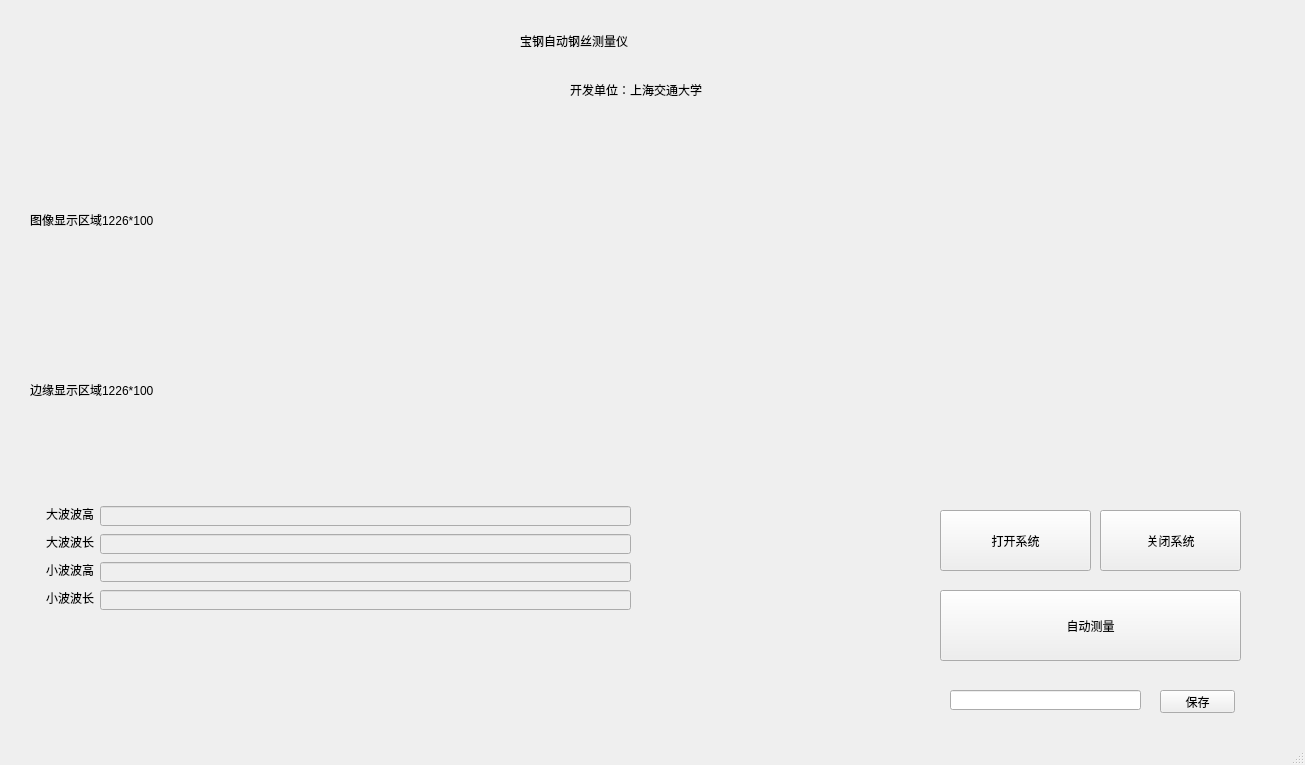
First picture: the form in res/validui.ui, repository onlytjt/SteelWaveMeasurement, before the edit.
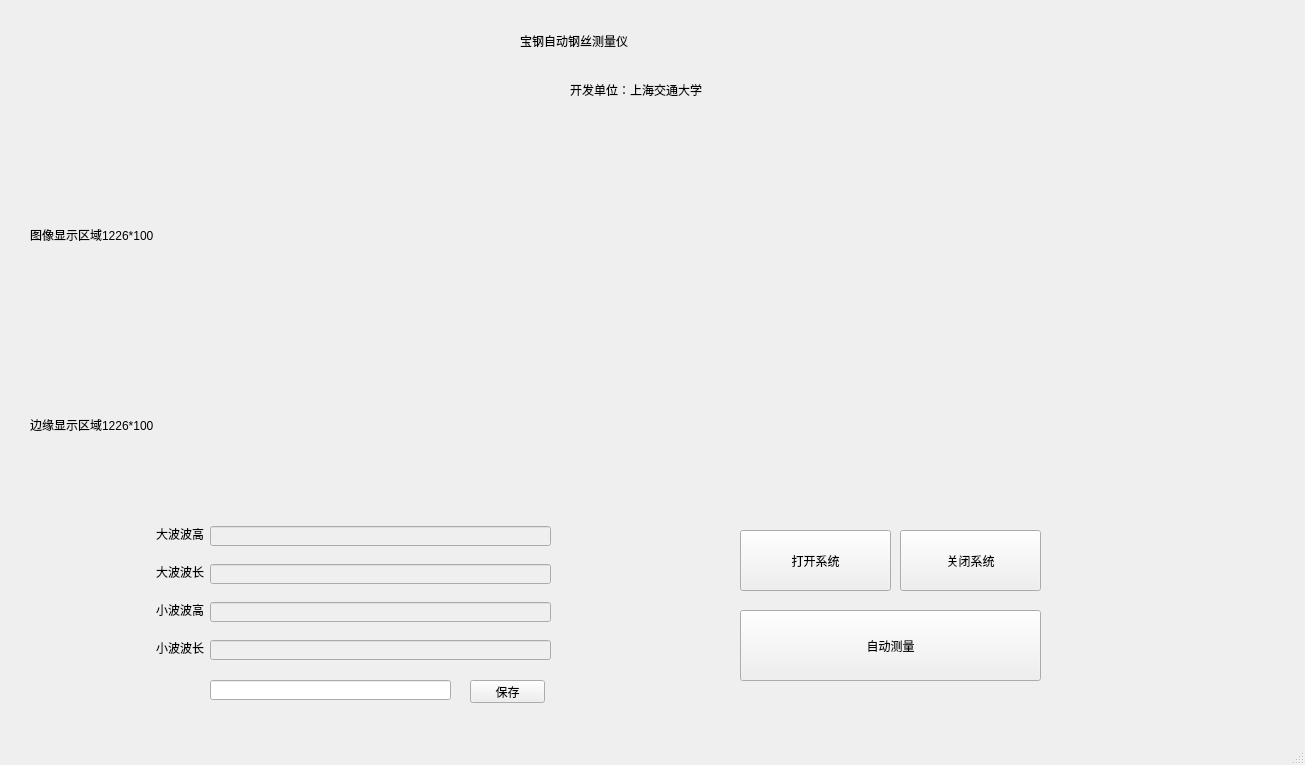
Second picture: the form after the edit.

The edit to the form file:
```diff
--- a/res/validui.ui
+++ b/res/validui.ui
@@ -44,9 +44,9 @@
     <property name="geometry">
      <rect>
       <x>30</x>
-      <y>170</y>
+      <y>160</y>
       <width>1226</width>
-      <height>100</height>
+      <height>150</height>
      </rect>
     </property>
     <property name="text">
@@ -56,8 +56,8 @@
    <widget class="QPushButton" name="btn_auto_test">
     <property name="geometry">
      <rect>
-      <x>940</x>
-      <y>590</y>
+      <x>740</x>
+      <y>610</y>
       <width>301</width>
       <height>71</height>
      </rect>
@@ -69,8 +69,8 @@
    <widget class="QLabel" name="label_4">
     <property name="geometry">
      <rect>
-      <x>46</x>
-      <y>506</y>
+      <x>156</x>
+      <y>526</y>
       <width>48</width>
       <height>16</height>
      </rect>
@@ -85,9 +85,9 @@
     </property>
     <property name="geometry">
      <rect>
-      <x>100</x>
-      <y>506</y>
-      <width>531</width>
+      <x>210</x>
+      <y>526</y>
+      <width>341</width>
       <height>20</height>
      </rect>
     </property>
@@ -95,8 +95,8 @@
    <widget class="QLabel" name="label_5">
     <property name="geometry">
      <rect>
-      <x>46</x>
-      <y>534</y>
+      <x>156</x>
+      <y>564</y>
       <width>48</width>
       <height>16</height>
      </rect>
@@ -111,9 +111,9 @@
     </property>
     <property name="geometry">
      <rect>
-      <x>100</x>
-      <y>534</y>
-      <width>531</width>
+      <x>210</x>
+      <y>564</y>
+      <width>341</width>
       <height>20</height>
      </rect>
     </property>
@@ -121,8 +121,8 @@
    <widget class="QLabel" name="label_6">
     <property name="geometry">
      <rect>
-      <x>46</x>
-      <y>562</y>
+      <x>156</x>
+      <y>602</y>
       <width>48</width>
       <height>16</height>
      </rect>
@@ -137,9 +137,9 @@
     </property>
     <property name="geometry">
      <rect>
-      <x>100</x>
-      <y>562</y>
-      <width>531</width>
+      <x>210</x>
+      <y>602</y>
+      <width>341</width>
       <height>20</height>
      </rect>
     </property>
@@ -147,8 +147,8 @@
    <widget class="QLabel" name="label_7">
     <property name="geometry">
      <rect>
-      <x>46</x>
-      <y>590</y>
+      <x>156</x>
+      <y>640</y>
       <width>48</width>
       <height>16</height>
      </rect>
@@ -163,9 +163,9 @@
     </property>
     <property name="geometry">
      <rect>
-      <x>100</x>
-      <y>590</y>
-      <width>531</width>
+      <x>210</x>
+      <y>640</y>
+      <width>341</width>
       <height>20</height>
      </rect>
     </property>
@@ -173,9 +173,9 @@
    <widget class="QLineEdit" name="lineEdit_5">
     <property name="geometry">
      <rect>
-      <x>950</x>
-      <y>690</y>
-      <width>191</width>
+      <x>210</x>
+      <y>680</y>
+      <width>241</width>
       <height>20</height>
      </rect>
     </property>
@@ -183,8 +183,8 @@
    <widget class="QPushButton" name="btn_start_system">
     <property name="geometry">
      <rect>
-      <x>940</x>
-      <y>510</y>
+      <x>740</x>
+      <y>530</y>
       <width>151</width>
       <height>61</height>
      </rect>
@@ -196,8 +196,8 @@
    <widget class="QPushButton" name="btn_close_system">
     <property name="geometry">
      <rect>
-      <x>1100</x>
-      <y>510</y>
+      <x>900</x>
+      <y>530</y>
       <width>141</width>
       <height>61</height>
      </rect>
@@ -210,9 +210,9 @@
     <property name="geometry">
      <rect>
       <x>30</x>
-      <y>340</y>
+      <y>350</y>
       <width>1226</width>
-      <height>100</height>
+      <height>150</height>
      </rect>
     </property>
     <property name="text">
@@ -222,8 +222,8 @@
    <widget class="QPushButton" name="btn_savefile">
     <property name="geometry">
      <rect>
-      <x>1160</x>
-      <y>690</y>
+      <x>470</x>
+      <y>680</y>
       <width>75</width>
       <height>23</height>
      </rect>
```
